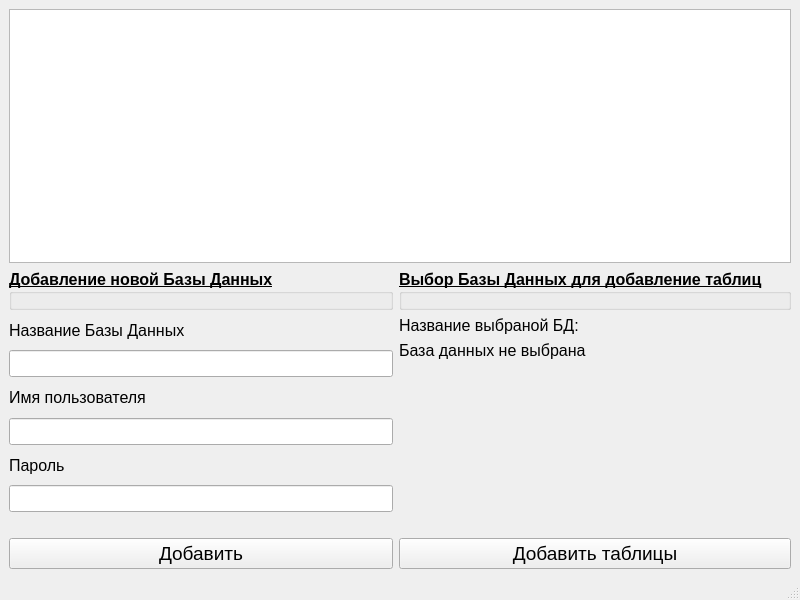
Qt form mainwindow.ui (Sudkir/QtCreatorDB) before a commit.
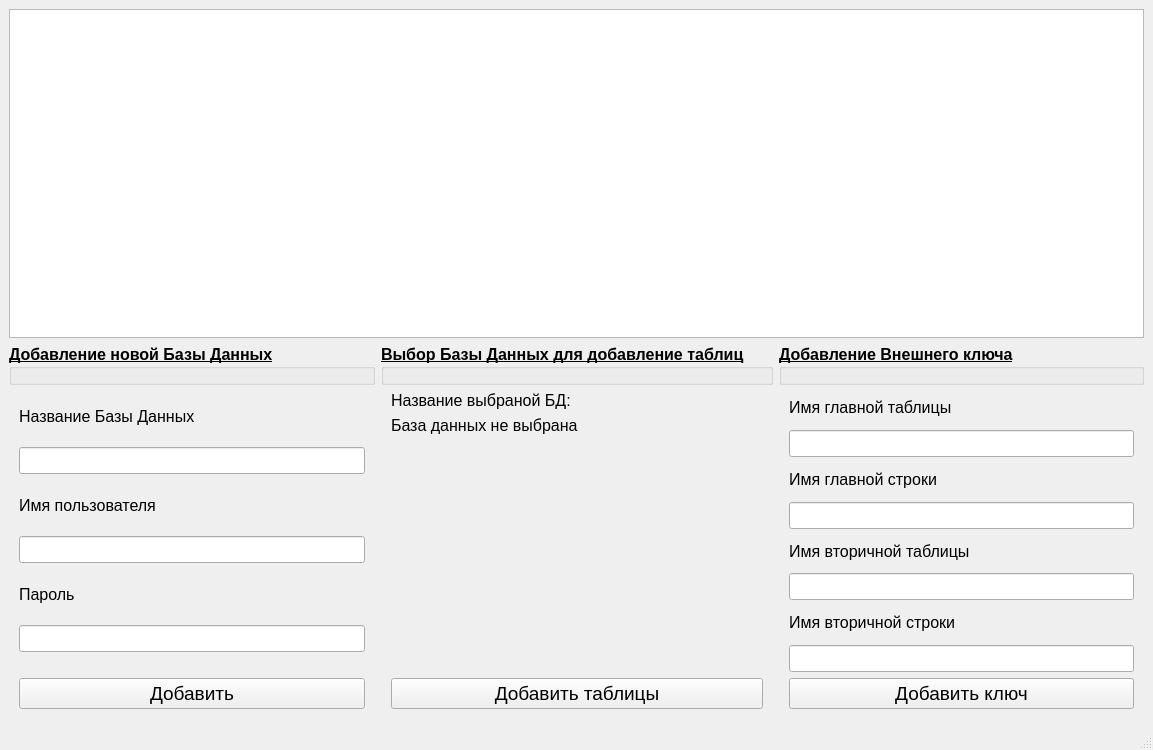
The same form after that commit.

```diff
--- a/mainwindow.ui
+++ b/mainwindow.ui
@@ -6,8 +6,8 @@
    <rect>
     <x>0</x>
     <y>0</y>
-    <width>800</width>
-    <height>600</height>
+    <width>1153</width>
+    <height>750</height>
    </rect>
   </property>
   <property name="minimumSize">
@@ -23,6 +23,15 @@
    <layout class="QGridLayout" name="gridLayout">
     <item row="2" column="1">
      <layout class="QVBoxLayout" name="verticalLayout_2">
+      <property name="leftMargin">
+       <number>10</number>
+      </property>
+      <property name="rightMargin">
+       <number>10</number>
+      </property>
+      <property name="bottomMargin">
+       <number>10</number>
+      </property>
       <item>
        <widget class="QLabel" name="label_5">
         <property name="font">
@@ -86,40 +95,6 @@
       </item>
      </layout>
     </item>
-    <item row="1" column="1">
-     <widget class="QGroupBox" name="groupBox_2">
-      <property name="font">
-       <font>
-        <pointsize>12</pointsize>
-        <weight>75</weight>
-        <bold>true</bold>
-        <underline>true</underline>
-       </font>
-      </property>
-      <property name="title">
-       <string>Выбор Базы Данных для добавление таблиц</string>
-      </property>
-     </widget>
-    </item>
-    <item row="0" column="0" colspan="2">
-     <widget class="QTableView" name="tableViewDB">
-      <property name="sizePolicy">
-       <sizepolicy hsizetype="Preferred" vsizetype="Expanding">
-        <horstretch>3</horstretch>
-        <verstretch>0</verstretch>
-       </sizepolicy>
-      </property>
-      <property name="minimumSize">
-       <size>
-        <width>0</width>
-        <height>0</height>
-       </size>
-      </property>
-      <attribute name="horizontalHeaderCascadingSectionResizes">
-       <bool>false</bool>
-      </attribute>
-     </widget>
-    </item>
     <item row="1" column="0">
      <widget class="QGroupBox" name="groupBox">
       <property name="font">
@@ -135,8 +110,147 @@
       </property>
      </widget>
     </item>
+    <item row="1" column="1">
+     <widget class="QGroupBox" name="groupBox_2">
+      <property name="font">
+       <font>
+        <pointsize>12</pointsize>
+        <weight>75</weight>
+        <bold>true</bold>
+        <underline>true</underline>
+       </font>
+      </property>
+      <property name="title">
+       <string>Выбор Базы Данных для добавление таблиц</string>
+      </property>
+     </widget>
+    </item>
+    <item row="2" column="2">
+     <layout class="QVBoxLayout" name="verticalLayout_3" stretch="0,0,0,0,0,0,0,0,0">
+      <property name="spacing">
+       <number>6</number>
+      </property>
+      <property name="sizeConstraint">
+       <enum>QLayout::SetDefaultConstraint</enum>
+      </property>
+      <property name="leftMargin">
+       <number>10</number>
+      </property>
+      <property name="rightMargin">
+       <number>10</number>
+      </property>
+      <property name="bottomMargin">
+       <number>10</number>
+      </property>
+      <item>
+       <widget class="QLabel" name="label_4">
+        <property name="font">
+         <font>
+          <pointsize>12</pointsize>
+         </font>
+        </property>
+        <property name="text">
+         <string>Имя главной таблицы</string>
+        </property>
+       </widget>
+      </item>
+      <item>
+       <widget class="QLineEdit" name="lineEdit_4">
+        <property name="font">
+         <font>
+          <pointsize>12</pointsize>
+         </font>
+        </property>
+       </widget>
+      </item>
+      <item>
+       <widget class="QLabel" name="label_6">
+        <property name="font">
+         <font>
+          <pointsize>12</pointsize>
+         </font>
+        </property>
+        <property name="text">
+         <string>Имя главной строки</string>
+        </property>
+       </widget>
+      </item>
+      <item>
+       <widget class="QLineEdit" name="lineEdit_5">
+        <property name="font">
+         <font>
+          <pointsize>12</pointsize>
+         </font>
+        </property>
+       </widget>
+      </item>
+      <item>
+       <widget class="QLabel" name="label_7">
+        <property name="font">
+         <font>
+          <pointsize>12</pointsize>
+         </font>
+        </property>
+        <property name="text">
+         <string>Имя вторичной таблицы</string>
+        </property>
+       </widget>
+      </item>
+      <item>
+       <widget class="QLineEdit" name="lineEdit_6">
+        <property name="font">
+         <font>
+          <pointsize>12</pointsize>
+         </font>
+        </property>
+       </widget>
+      </item>
+      <item>
+       <widget class="QLabel" name="label_8">
+        <property name="font">
+         <font>
+          <pointsize>12</pointsize>
+         </font>
+        </property>
+        <property name="text">
+         <string>Имя вторичной строки</string>
+        </property>
+       </widget>
+      </item>
+      <item>
+       <widget class="QLineEdit" name="lineEdit_7">
+        <property name="font">
+         <font>
+          <pointsize>12</pointsize>
+         </font>
+        </property>
+       </widget>
+      </item>
+      <item>
+       <widget class="QPushButton" name="AddKeybtn">
+        <property name="font">
+         <font>
+          <pointsize>14</pointsize>
+         </font>
+        </property>
+        <property name="text">
+         <string>Добавить ключ</string>
+        </property>
+       </widget>
+      </item>
+     </layout>
+    </item>
     <item row="2" column="0">
      <layout class="QVBoxLayout" name="verticalLayout">
+      <property name="leftMargin">
+       <number>10</number>
+      </property>
+      <property name="rightMargin">
+       <number>10</number>
+      </property>
+      <property name="bottomMargin">
+       <number>10</number>
+      </property>
       <item>
        <widget class="QLabel" name="label">
         <property name="font">
@@ -256,6 +370,40 @@
       </item>
      </layout>
     </item>
+    <item row="0" column="0" colspan="3">
+     <widget class="QTableView" name="tableViewDB">
+      <property name="sizePolicy">
+       <sizepolicy hsizetype="Preferred" vsizetype="Expanding">
+        <horstretch>3</horstretch>
+        <verstretch>0</verstretch>
+       </sizepolicy>
+      </property>
+      <property name="minimumSize">
+       <size>
+        <width>0</width>
+        <height>0</height>
+       </size>
+      </property>
+      <attribute name="horizontalHeaderCascadingSectionResizes">
+       <bool>false</bool>
+      </attribute>
+     </widget>
+    </item>
+    <item row="1" column="2">
+     <widget class="QGroupBox" name="groupBox_3">
+      <property name="font">
+       <font>
+        <pointsize>12</pointsize>
+        <weight>75</weight>
+        <bold>true</bold>
+        <underline>true</underline>
+       </font>
+      </property>
+      <property name="title">
+       <string>Добавление Внешнего ключа</string>
+      </property>
+     </widget>
+    </item>
    </layout>
   </widget>
   <widget class="QMenuBar" name="menubar">
```
Left out of the diff: 2 changed lines with no effect on the pictures.
